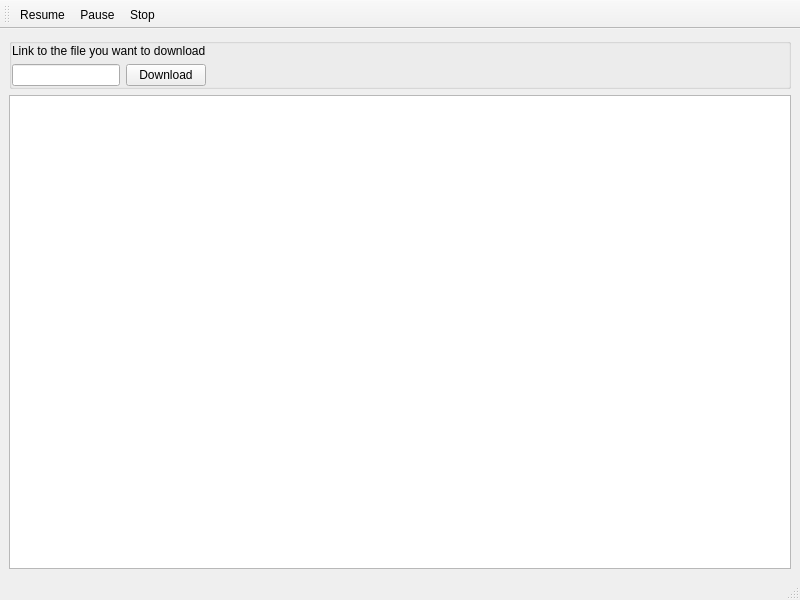
Above: forms/mainwindow.ui from DINOZYAVIER/download-manager before the change. Below: the same form after it.
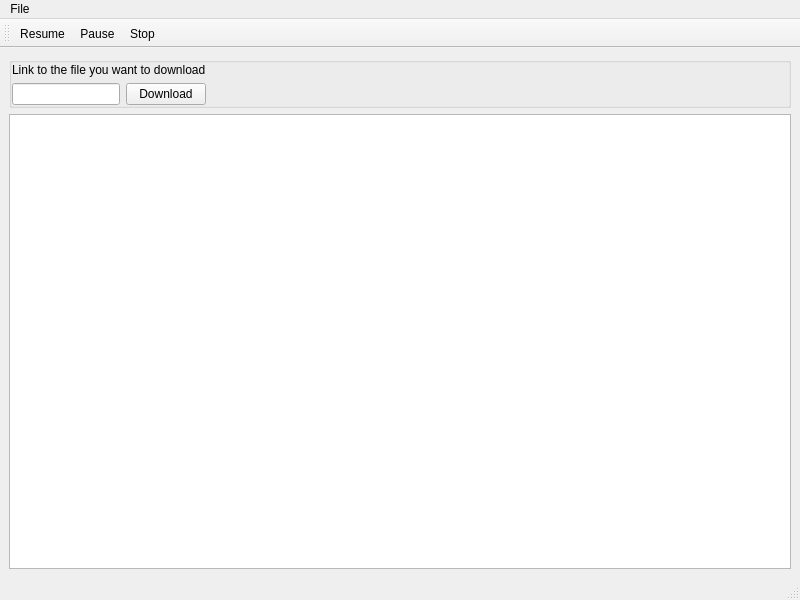
That is the form after the change.

```diff
--- a/forms/mainwindow.ui
+++ b/forms/mainwindow.ui
@@ -98,6 +98,13 @@
      <height>22</height>
     </rect>
    </property>
+   <widget class="QMenu" name="menuFile">
+    <property name="title">
+     <string>File</string>
+    </property>
+    <addaction name="aOpen"/>
+   </widget>
+   <addaction name="menuFile"/>
   </widget>
   <widget class="QStatusBar" name="statusbar"/>
   <widget class="QToolBar" name="toolBar">
```
Left out of the diff: 5 changed lines with no effect on the pictures.
